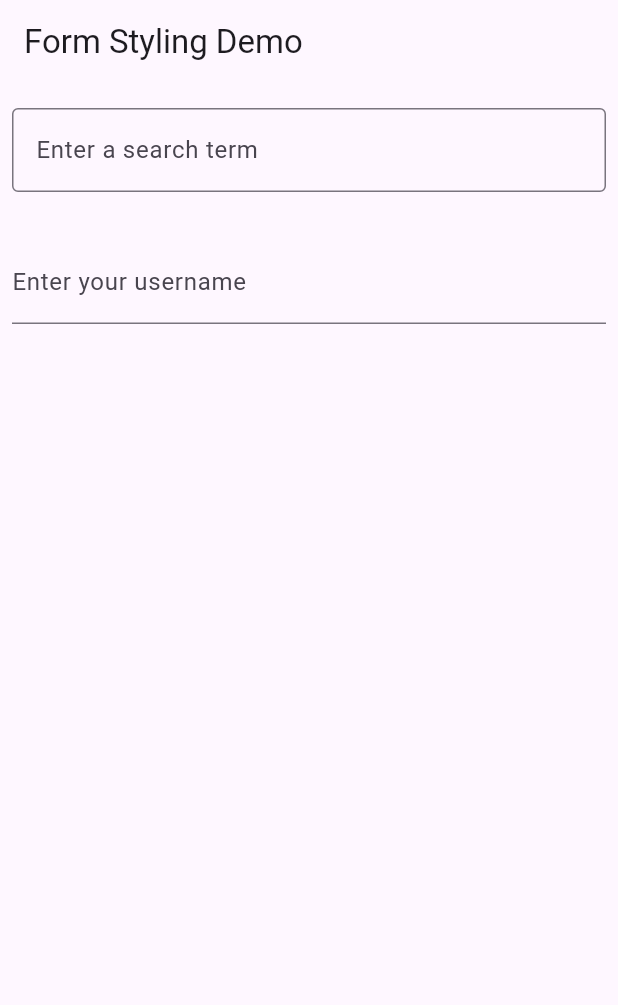
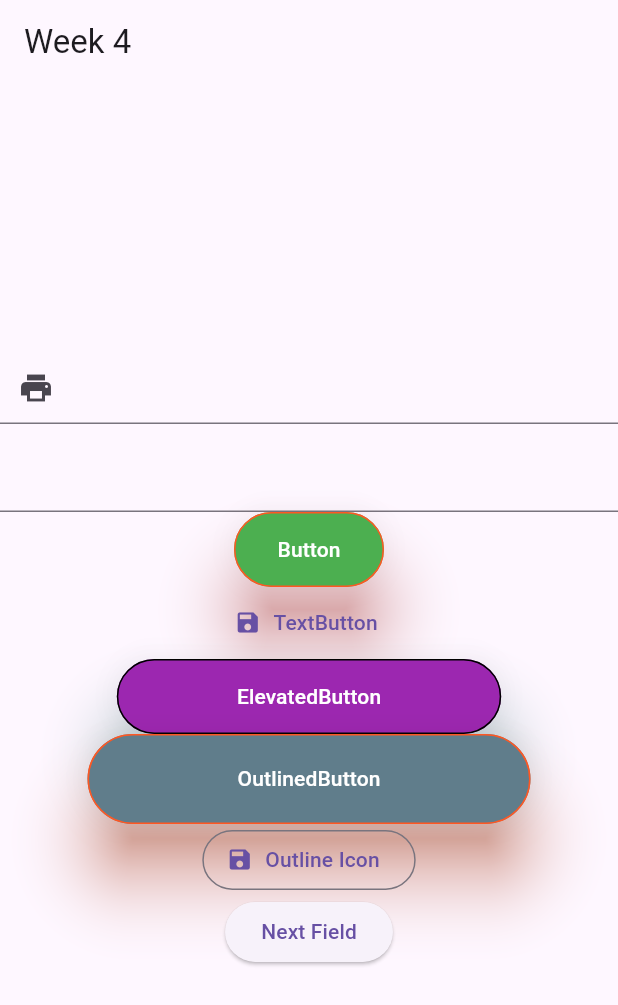
Before and after one commit to riyanada/pemrograman-mobile, a Flutter app: the screen it shows after launch, on a phone screen of 412 x 824 dp. Shown: the top 1005 px of the screen. Run offline on Flutter 3.47's test engine with Material 3 defaults, Android fonts, the light colour scheme and no system bars.

Commit message:
add week-4

```diff
--- a/lib/main.dart
+++ b/lib/main.dart
@@ -1,52 +1,105 @@
 import 'package:flutter/material.dart';
 
-void main() => runApp(const MyApp());
+void main() {
+  runApp(const MainApp());
+}
 
-class MyApp extends StatelessWidget {
-  const MyApp({super.key});
+class MainApp extends StatelessWidget {
+  const MainApp({super.key});
 
   @override
   Widget build(BuildContext context) {
-    const appTitle = 'Form Styling Demo';
+    const String appTitle = 'Week 4';
+    FocusNode nodeOne = FocusNode();
+    FocusNode nodeTwo = FocusNode();
+
     return MaterialApp(
+      theme: ThemeData(
+        primarySwatch: Colors.blue,
+      ),
       title: appTitle,
       home: Scaffold(
         appBar: AppBar(
           title: const Text(appTitle),
         ),
-        body: const MyCustomForm(),
+        body: Center(
+          child: Column(
+            mainAxisAlignment: MainAxisAlignment.center,
+            children: [
+              TextField(
+                focusNode: nodeOne,
+                decoration:
+                    const InputDecoration(prefixIcon: Icon(Icons.print)),
+              ),
+              TextField(
+                focusNode: nodeTwo,
+                keyboardType: TextInputType.number,
+                decoration: const InputDecoration(
+                  prefix: CircularProgressIndicator(),
+                ),
+              ),
+              TextButton(
+                child: Text("Button"),
+                style: TextButton.styleFrom(
+                  foregroundColor: Colors.white,
+                  backgroundColor: Colors.green,
+                  side: BorderSide(color: Colors.deepOrange, width: 1),
+                  elevation: 20,
+                  minimumSize: Size(100, 50),
+                  shadowColor: Colors.red,
+                ),
+                onPressed: () {},
+              ),
+              TextButton.icon(
+                icon: Icon(Icons.save),
+                label: Text("TextButton"),
+                onPressed: () {},
+              ),
+              ElevatedButton(
+                child: Text("ElevatedButton"),
+                style: ElevatedButton.styleFrom(
+                    foregroundColor: Colors.white,
+                    backgroundColor: Colors.purple,
+                    disabledForegroundColor: Colors.grey.withOpacity(0.38),
+                    disabledBackgroundColor: Colors.grey.withOpacity(0.12),
+                    side: BorderSide(color: Colors.black, width: 1),
+                    elevation: 20,
+                    minimumSize: Size(150, 50),
+                    shadowColor: Colors.teal,
+                    padding: EdgeInsets.only(
+                        left: 80, right: 80, top: 15, bottom: 15)),
+                onPressed: () {},
+              ),
+              OutlinedButton(
+                child: Text("OutlinedButton"),
+                style: OutlinedButton.styleFrom(
+                    foregroundColor: Colors.white,
+                    backgroundColor: Colors.blueGrey,
+                    disabledForegroundColor:
+                        Colors.orangeAccent.withOpacity(0.38),
+                    side: BorderSide(color: Colors.deepOrange, width: 1),
+                    elevation: 20,
+                    minimumSize: Size(100, 50),
+                    shadowColor: Colors.deepOrange,
+                    padding:
+                        EdgeInsets.symmetric(vertical: 20, horizontal: 100)),
+                onPressed: () {},
+              ),
+              OutlinedButton.icon(
+                icon: Icon(Icons.save),
+                label: Text("Outline Icon"),
+                onPressed: () {},
+              ),
+              ElevatedButton(
+                onPressed: () {
+                  FocusScope.of(context).requestFocus(nodeTwo);
+                },
+                child: const Text("Next Field"),
+              ),
+            ],
+          ),
+        ),
       ),
     );
   }
 }
-
-class MyCustomForm extends StatelessWidget {
-  const MyCustomForm({super.key});
-
-  @override
-  Widget build(BuildContext context) {
-    return Column(
-      crossAxisAlignment: CrossAxisAlignment.start,
-      children: <Widget>[
-        const Padding(
-          padding: EdgeInsets.symmetric(horizontal: 8, vertical: 16),
-          child: TextField(
-            decoration: InputDecoration(
-              border: OutlineInputBorder(),
-              hintText: 'Enter a search term',
-            ),
-          ),
-        ),
-        Padding(
-          padding: const EdgeInsets.symmetric(horizontal: 8, vertical: 16),
-          child: TextFormField(
-            decoration: const InputDecoration(
-              border: UnderlineInputBorder(),
-              labelText: 'Enter your username',
-            ),
-          ),
-        ),
-      ],
-    );
-  }
-}
```
